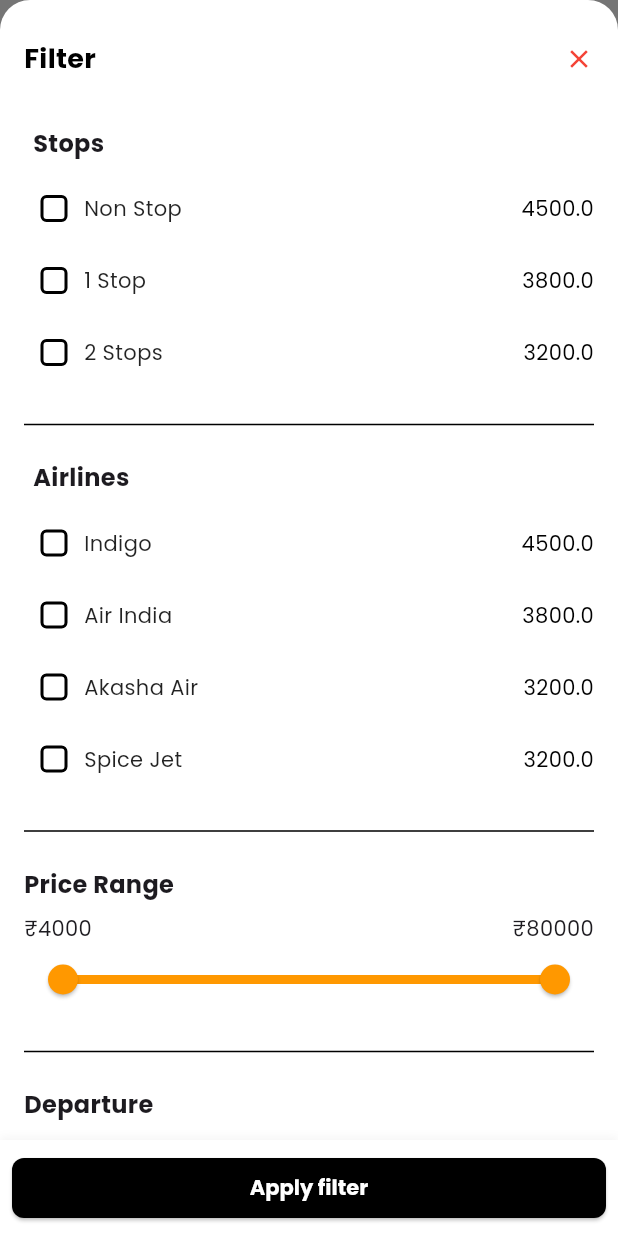
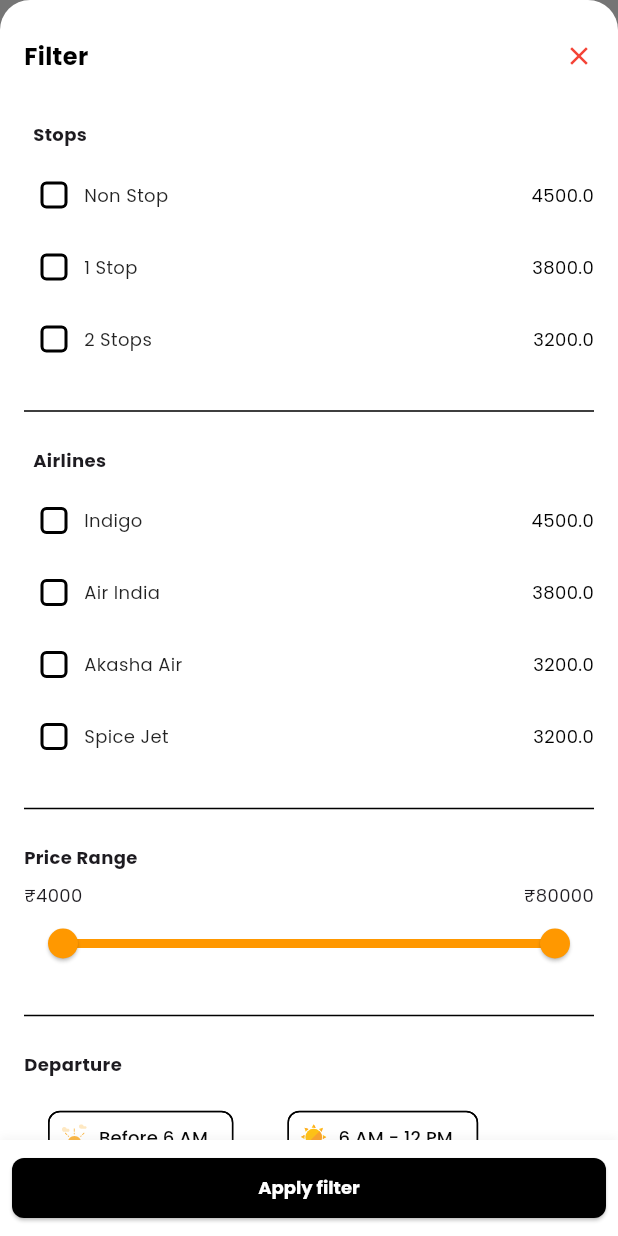
Before and after one commit to mishraadityan09/flightmojoclone, a Flutter app: what showFilterBottomSheet() shows on an empty page, opened directly, on a phone screen of 412 x 824 dp. Run offline on Flutter 3.47's test engine with Material 3 defaults, Android fonts, the phone set to English and light mode, and no system bars; our stand-ins replace carousel_slider, dio, flutter_svg, get_it, go_router, google_fonts and 2 more; network calls fail.

Commit message:
filter-added

```diff
--- a/lib/features/searchResult/presentation/widgets/filter_bottom_sheet.dart
+++ b/lib/features/searchResult/presentation/widgets/filter_bottom_sheet.dart
@@ -56,7 +56,7 @@
               children: [
                 const Text(
                   'Filter',
-                  style: TextStyle(fontSize: 18, fontWeight: FontWeight.bold, color: Colors.black),
+                  style: TextStyle(fontSize: 16, fontWeight: FontWeight.bold, color: Colors.black),
                 ),
                 GestureDetector(
                   onTap: () => Navigator.pop(context),
@@ -107,7 +107,7 @@
         children: [
           Padding(
             padding: const EdgeInsets.symmetric(horizontal: 6),
-            child: Text(title, style: const TextStyle(fontSize: 16, fontWeight: FontWeight.bold)),
+            child: Text(title, style: const TextStyle(fontSize: 12, fontWeight: FontWeight.bold)),
           ),
           const SizedBox(height: 8),
           ...items.map((item) {
@@ -128,11 +128,11 @@
                         activeColor: Colors.blue,
                         visualDensity: VisualDensity.compact,
                       ),
-                      Text(item.label, style: const TextStyle(fontSize: 14, color: Colors.black87)),
+                      Text(item.label, style: const TextStyle(fontSize: 12, color: Colors.black87)),
                     ],
                   ),
                   Text(item.minimumPrice.toString(),
-                      style: const TextStyle(fontSize: 14, color: Colors.black)),
+                      style: const TextStyle(fontSize: 12, color: Colors.black)),
                 ],
               ),
             );
@@ -148,13 +148,13 @@
       child: Column(
         crossAxisAlignment: CrossAxisAlignment.start,
         children: [
-          const Text("Price Range", style: TextStyle(fontSize: 16, fontWeight: FontWeight.bold)),
+          const Text("Price Range", style: TextStyle(fontSize: 12, fontWeight: FontWeight.bold)),
           const SizedBox(height: 8),
           Row(
             mainAxisAlignment: MainAxisAlignment.spaceBetween,
             children: [
-              Text("₹${_currentRangeValues.start.round()}"),
-              Text("₹${_currentRangeValues.end.round()}"),
+              Text("₹${_currentRangeValues.start.round()}",style: TextStyle(fontSize: 12),),
+              Text("₹${_currentRangeValues.end.round()}",style: TextStyle(fontSize: 12),),
             ],
           ),
           RangeSlider(
@@ -192,7 +192,7 @@
       child: Column(
         crossAxisAlignment: CrossAxisAlignment.start,
         children: [
-          Text(title, style: const TextStyle(fontSize: 16, fontWeight: FontWeight.bold)),
+          Text(title, style: const TextStyle(fontSize: 12, fontWeight: FontWeight.bold)),
           const SizedBox(height: 16),
           Padding(
             padding: const EdgeInsets.fromLTRB(16,0,0,0),
@@ -204,7 +204,7 @@
                   labelPadding: const EdgeInsets.symmetric(horizontal: 8),
                   avatar: SvgPicture.asset(item['iconUrl']!, width: 18, height: 18,
                       placeholderBuilder: (context) => const Icon(Icons.image, size: 18)),
-                  label: Text(item['label']!, style: const TextStyle(color: Colors.black)),
+                  label: Text(item['label']!, style: const TextStyle(color: Colors.black,fontSize: 12)),
                   selected: false,
                   onSelected: (_) {},
                 );
@@ -239,7 +239,7 @@
             padding: const EdgeInsets.symmetric(horizontal: 24, vertical: 8),
             shape: RoundedRectangleBorder(borderRadius: BorderRadius.circular(8)),
           ),
-          child: const Text('Apply filter', style: TextStyle(fontSize: 14, fontWeight: FontWeight.bold)),
+          child: const Text('Apply filter', style: TextStyle(fontSize: 12, fontWeight: FontWeight.bold)),
         ),
       ),
     );
@@ -250,6 +250,7 @@
   showModalBottomSheet(
     context: context,
     isScrollControlled: true,
+    useSafeArea: true,
     backgroundColor: Colors.transparent,
     builder: (context) => Stack(
       children: [
```
Also changed, not shown: lib/core/router/app_router.dart (+22 -7 lines), lib/features/flights/presentation/pages/flights_search.dart (+48 -7 lines), lib/features/searchResult/presentation/pages/search_result.dart (+81 -77 lines).
